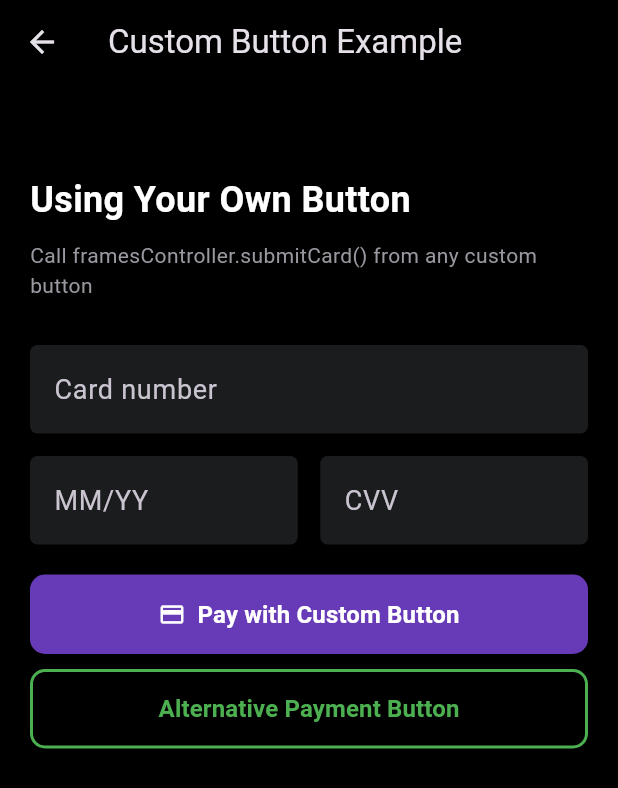
After one commit to martinfrouin/flutter_checkout_frames, a Flutter app: the CustomButtonExample screen opened directly, on a phone screen of 412 x 824 dp. The commit adds this screen. Shown: the top 788 px of the screen. Run offline on Flutter 3.47's test engine with Material 3 defaults, Android fonts, the phone set to English and light mode, and no system bars; network calls fail.

Commit message:
Add example for custom button integration with FramesController in the example app. Update Frames widget to support controller for programmatic card submission.

```diff
--- /dev/null
+++ b/example/lib/custom_button_example.dart
@@ -0,0 +1,248 @@
+import 'package:flutter/material.dart';
+import 'package:checkout_frames/checkout_frames.dart';
+
+/// Example demonstrating how to use a custom button with FramesController
+class CustomButtonExample extends StatefulWidget {
+  const CustomButtonExample({super.key});
+
+  @override
+  State<CustomButtonExample> createState() => _CustomButtonExampleState();
+}
+
+class _CustomButtonExampleState extends State<CustomButtonExample> {
+  // Create a controller to access Frames methods
+  final _framesController = FramesController();
+  String? _tokenResult;
+  String? _errorMessage;
+
+  @override
+  Widget build(BuildContext context) {
+    return Scaffold(
+      backgroundColor: const Color(0xFF000000),
+      appBar: AppBar(
+        title: const Text('Custom Button Example'),
+        backgroundColor: Colors.transparent,
+        elevation: 0,
+      ),
+      body: SingleChildScrollView(
+        padding: const EdgeInsets.all(20),
+        child: Column(
+          crossAxisAlignment: CrossAxisAlignment.stretch,
+          children: [
+            const SizedBox(height: 40),
+            const Text(
+              'Using Your Own Button',
+              style: TextStyle(
+                fontSize: 24,
+                fontWeight: FontWeight.bold,
+                color: Colors.white,
+              ),
+            ),
+            const SizedBox(height: 10),
+            const Text(
+              'Call framesController.submitCard() from any custom button',
+              style: TextStyle(fontSize: 14, color: Color(0xFF9898A0)),
+            ),
+            const SizedBox(height: 30),
+            Frames(
+              config: FramesConfig(
+                publicKey: 'pk_sbox_eo3yb3urja2ozf6ycgn5kuy7ke4',
+                debug: true,
+              ),
+              controller: _framesController, // Pass the controller here
+              cardTokenized: (token) {
+                setState(() {
+                  _tokenResult = token.token;
+                  _errorMessage = null;
+                });
+              },
+              cardTokenizationFailed: (error) {
+                setState(() {
+                  _errorMessage = error.message ?? 'Tokenization failed';
+                  _tokenResult = null;
+                });
+              },
+              child: Column(
+                crossAxisAlignment: CrossAxisAlignment.stretch,
+                children: [
+                  CardNumber(
+                    style: const TextStyle(fontSize: 18, color: Colors.white),
+                    placeholderTextColor: const Color(0xFF9898A0),
+                    decoration: InputDecoration(
+                      hintText: 'Card number',
+                      filled: true,
+                      fillColor: const Color(0xFF1B1C1E),
+                      border: OutlineInputBorder(
+                        borderRadius: BorderRadius.circular(5),
+                        borderSide: BorderSide.none,
+                      ),
+                    ),
+                  ),
+                  const SizedBox(height: 15),
+                  Row(
+                    children: [
+                      Expanded(
+                        child: ExpiryDate(
+                          style: const TextStyle(
+                            fontSize: 18,
+                            color: Colors.white,
+                          ),
+                          placeholderTextColor: const Color(0xFF9898A0),
+                          decoration: InputDecoration(
+                            hintText: 'MM/YY',
+                            filled: true,
+                            fillColor: const Color(0xFF1B1C1E),
+                            border: OutlineInputBorder(
+                              borderRadius: BorderRadius.circular(5),
+                              borderSide: BorderSide.none,
+                            ),
+                          ),
+                        ),
+                      ),
+                      const SizedBox(width: 15),
+                      Expanded(
+                        child: Cvv(
+                          style: const TextStyle(
+                            fontSize: 18,
+                            color: Colors.white,
+                          ),
+                          placeholderTextColor: const Color(0xFF9898A0),
+                          decoration: InputDecoration(
+                            hintText: 'CVV',
+                            filled: true,
+                            fillColor: const Color(0xFF1B1C1E),
+                            border: OutlineInputBorder(
+                              borderRadius: BorderRadius.circular(5),
+                              borderSide: BorderSide.none,
+                            ),
+                          ),
+                        ),
+                      ),
+                    ],
+                  ),
+                  const SizedBox(height: 20),
+
+                  // YOUR CUSTOM BUTTON - Use the controller
+                  ElevatedButton.icon(
+                    onPressed: () async {
+                      // Call submitCard imperatively
+                      await _framesController.submitCard();
+                    },
+                    icon: const Icon(Icons.payment, color: Colors.white),
+                    label: const Text(
+                      'Pay with Custom Button',
+                      style: TextStyle(
+                        color: Colors.white,
+                        fontSize: 16,
+                        fontWeight: FontWeight.bold,
+                      ),
+                    ),
+                    style: ElevatedButton.styleFrom(
+                      backgroundColor: Colors.deepPurple,
+                      padding: const EdgeInsets.symmetric(vertical: 15),
+                      shape: RoundedRectangleBorder(
+                        borderRadius: BorderRadius.circular(10),
+                      ),
+                    ),
+                  ),
+
+                  const SizedBox(height: 10),
+
+                  // Another custom button with different style
+                  OutlinedButton(
+                    onPressed: () async {
+                      if (_framesController.isValid) {
+                        await _framesController.submitCard();
+                      } else {
+                        ScaffoldMessenger.of(context).showSnackBar(
+                          const SnackBar(
+                            content: Text('Please fill all fields correctly'),
+                          ),
+                        );
+                      }
+                    },
+                    style: OutlinedButton.styleFrom(
+                      foregroundColor: Colors.green,
+                      side: const BorderSide(color: Colors.green, width: 2),
+                      padding: const EdgeInsets.symmetric(vertical: 15),
+                      shape: RoundedRectangleBorder(
+                        borderRadius: BorderRadius.circular(10),
+                      ),
+                    ),
+                    child: const Text(
+                      'Alternative Payment Button',
+                      style: TextStyle(
+                        fontSize: 16,
+                        fontWeight: FontWeight.bold,
+                      ),
+                    ),
+                  ),
+                ],
+              ),
+            ),
+
+            // Results display
+            if (_tokenResult != null) ...[
+              const SizedBox(height: 30),
+              Container(
+                padding: const EdgeInsets.all(15),
+                decoration: BoxDecoration(
+                  color: Colors.green.shade900.withAlpha(30),
+                  borderRadius: BorderRadius.circular(5),
+                  border: Border.all(color: Colors.green),
+                ),
+                child: Column(
+                  crossAxisAlignment: CrossAxisAlignment.start,
+                  children: [
+                    const Text(
+                      '✓ Success!',
+                      style: TextStyle(
+                        color: Colors.green,
+                        fontWeight: FontWeight.bold,
+                        fontSize: 16,
+                      ),
+                    ),
+                    const SizedBox(height: 10),
+                    Text(
+                      'Token: $_tokenResult',
+                      style: const TextStyle(color: Colors.white, fontSize: 12),
+                    ),
+                  ],
+                ),
+              ),
+            ],
+            if (_errorMessage != null) ...[
+              const SizedBox(height: 30),
+              Container(
+                padding: const EdgeInsets.all(15),
+                decoration: BoxDecoration(
+                  color: Colors.red.shade900.withAlpha(30),
+                  borderRadius: BorderRadius.circular(5),
+                  border: Border.all(color: Colors.red),
+                ),
+                child: Column(
+                  crossAxisAlignment: CrossAxisAlignment.start,
+                  children: [
+                    const Text(
+                      '✗ Error',
+                      style: TextStyle(
+                        color: Colors.red,
+                        fontWeight: FontWeight.bold,
+                        fontSize: 16,
+                      ),
+                    ),
+                    const SizedBox(height: 10),
+                    Text(
+                      _errorMessage!,
+                      style: const TextStyle(color: Colors.white, fontSize: 12),
+                    ),
+                  ],
+                ),
+              ),
+            ],
+          ],
+        ),
+      ),
+    );
+  }
+}
--- a/lib/checkout_frames.dart
+++ b/lib/checkout_frames.dart
@@ -6,7 +6,7 @@ export 'src/models/card_token.dart';
 export 'src/models/card_validation.dart';
 
 // Widgets
-export 'src/widgets/frames.dart';
+export 'src/widgets/frames.dart' show Frames, FramesController;
 export 'src/widgets/card_number_field.dart';
 export 'src/widgets/expiry_date_field.dart';
 export 'src/widgets/cvv_field.dart';
--- a/lib/src/models/frames_config.dart
+++ b/lib/src/models/frames_config.dart
@@ -31,11 +31,7 @@ class Cardholder {
   /// The cardholder billing address
   final BillingAddress? billingAddress;
 
-  const Cardholder({
-    this.name,
-    this.phone,
-    this.billingAddress,
-  });
+  const Cardholder({this.name, this.phone, this.billingAddress});
 
   Map<String, dynamic> toJson() {
     return {
--- a/lib/src/widgets/frames.dart
+++ b/lib/src/widgets/frames.dart
@@ -12,6 +12,10 @@ class Frames extends StatefulWidget {
 
   /// Child widgets (CardNumber, ExpiryDate, Cvv, SubmitButton, etc.)
   final Widget child;
+
+  /// Controller to access Frames methods imperatively (optional)
+  /// Use this to submit the card programmatically with your own button
+  final FramesController? controller;
 
   /// Called when a field's validation status changes
   final void Function(FieldValidation validation, String fieldType)?
@@ -36,6 +40,7 @@ class Frames extends StatefulWidget {
     super.key,
     required this.config,
     required this.child,
+    this.controller,
     this.frameValidationChanged,
     this.paymentMethodChanged,
     this.cardValidationChanged,
@@ -48,10 +53,48 @@ class Frames extends StatefulWidget {
   State<Frames> createState() => FramesWidgetState();
 }
 
+/// Controller for Frames widget to access methods imperatively
+class FramesController {
+  FramesWidgetState? _state;
+
+  void _attach(FramesWidgetState state) {
+    _state = state;
+  }
+
+  void _detach() {
+    _state = null;
+  }
+
+  /// Submit card for tokenization
+  /// Returns a Future that completes when tokenization finishes
+  Future<void> submitCard() async {
+    if (_state == null) {
+      throw StateError(
+        'FramesController is not attached to any Frames widget. '
+        'Make sure to pass the controller to the Frames widget.',
+      );
+    }
+    return _state!.submitCard();
+  }
+
+  /// Check if the card is currently valid
+  bool get isValid => _state?.isValid ?? false;
+
+  /// Check if tokenization is in progress
+  bool get isTokenizing => _state?.isTokenizing ?? false;
+}
+
 class FramesWidgetState extends State<Frames> {
   late FramesState _framesState;
   late CheckoutApiService _apiService;
   bool _isTokenizing = false;
+  FramesController? _controller;
+
+  /// Get validation state
+  bool get isValid => _framesState.validationState.isValid;
+
+  /// Get tokenization state
+  bool get isTokenizing => _isTokenizing;
 
   @override
   void initState() {
@@ -69,6 +112,10 @@ class FramesWidgetState extends State<Frames> {
       enableLogging: widget.config.enableLogging,
     );
 
+    // Attach controller if provided
+    _controller = widget.controller;
+    _controller?._attach(this);
+
     // Log frames initialization
     _apiService.logger.logFramesInit();
 
@@ -80,6 +127,7 @@ class FramesWidgetState extends State<Frames> {
 
   @override
   void dispose() {
+    _controller?._detach();
     _framesState.dispose();
     super.dispose();
   }
```
